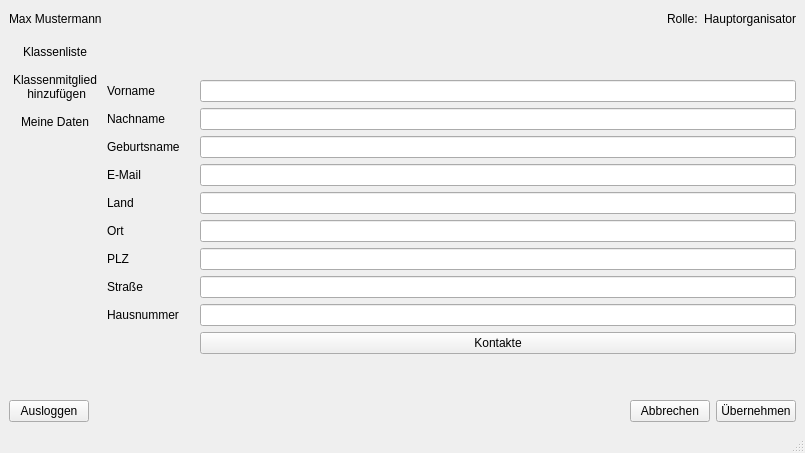
The window that addklassenmitgliedview.ui (Leon0932/se_projekt) describes before a commit, drawn with Qt 5.
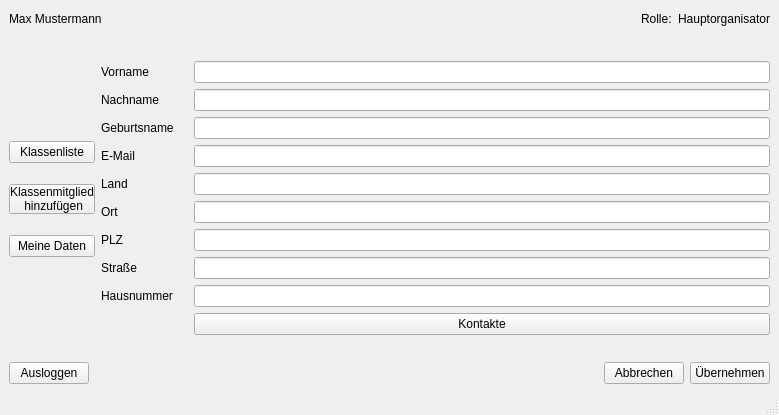
The same window after the commit.

```diff
--- a/addklassenmitgliedview.ui
+++ b/addklassenmitgliedview.ui
@@ -6,8 +6,8 @@
    <rect>
     <x>0</x>
     <y>0</y>
-    <width>805</width>
-    <height>453</height>
+    <width>779</width>
+    <height>415</height>
    </rect>
   </property>
   <property name="windowTitle">
@@ -70,23 +70,43 @@
         <item>
          <layout class="QVBoxLayout" name="verticalLayout">
           <item>
-           <widget class="QPushButton" name="pushButton">
+           <spacer name="verticalSpacer_4">
+            <property name="orientation">
+             <enum>Qt::Vertical</enum>
+            </property>
+            <property name="sizeHint" stdset="0">
+             <size>
+              <width>20</width>
+              <height>40</height>
+             </size>
+            </property>
+           </spacer>
+          </item>
+          <item>
+           <widget class="QPushButton" name="klBtn">
             <property name="text">
              <string>Klassenliste</string>
             </property>
             <property name="flat">
-             <bool>true</bool>
+             <bool>false</bool>
             </property>
            </widget>
           </item>
           <item>
-           <widget class="QPushButton" name="pushButton_2">
+           <widget class="QPushButton" name="addKmBtn">
+            <property name="styleSheet">
+             <string notr="true">margin-top: 15px;
+margin-bottom: 15px;</string>
+            </property>
             <property name="text">
              <string>Klassenmitglied
  hinzufügen</string>
             </property>
+            <property name="default">
+             <bool>false</bool>
+            </property>
             <property name="flat">
-             <bool>true</bool>
+             <bool>false</bool>
             </property>
            </widget>
           </item>
@@ -96,7 +116,7 @@
              <string>Meine Daten</string>
             </property>
             <property name="flat">
-             <bool>true</bool>
+             <bool>false</bool>
             </property>
            </widget>
           </item>
```
Left out of the diff: 26 changed lines with no effect on the pictures.
